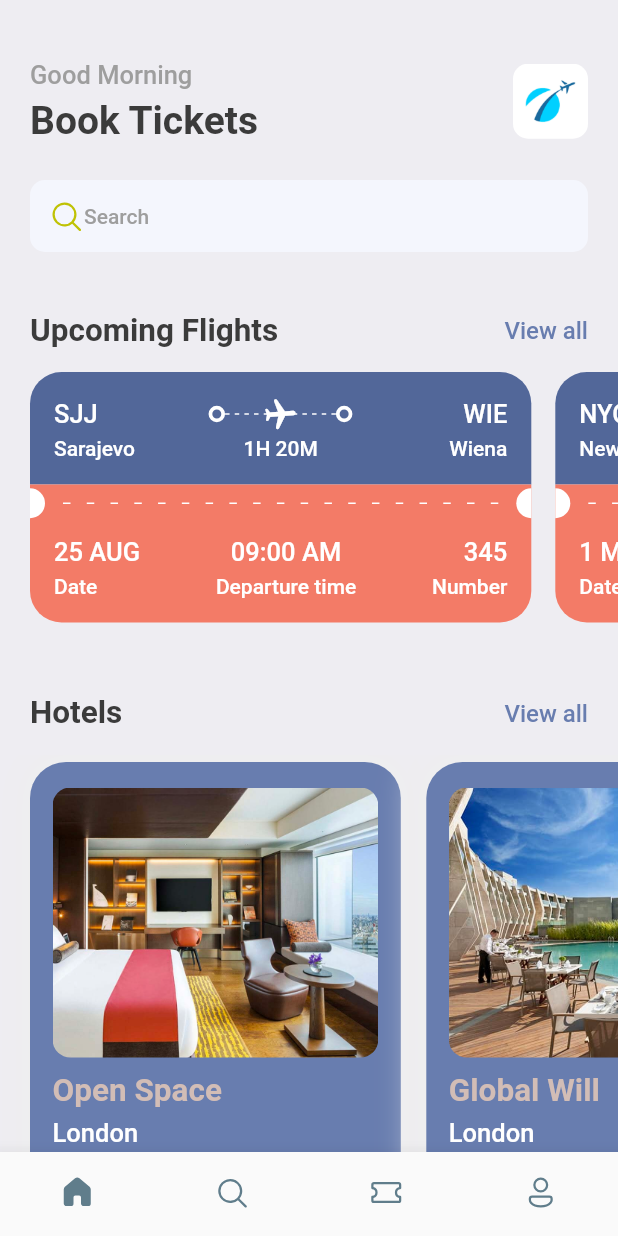
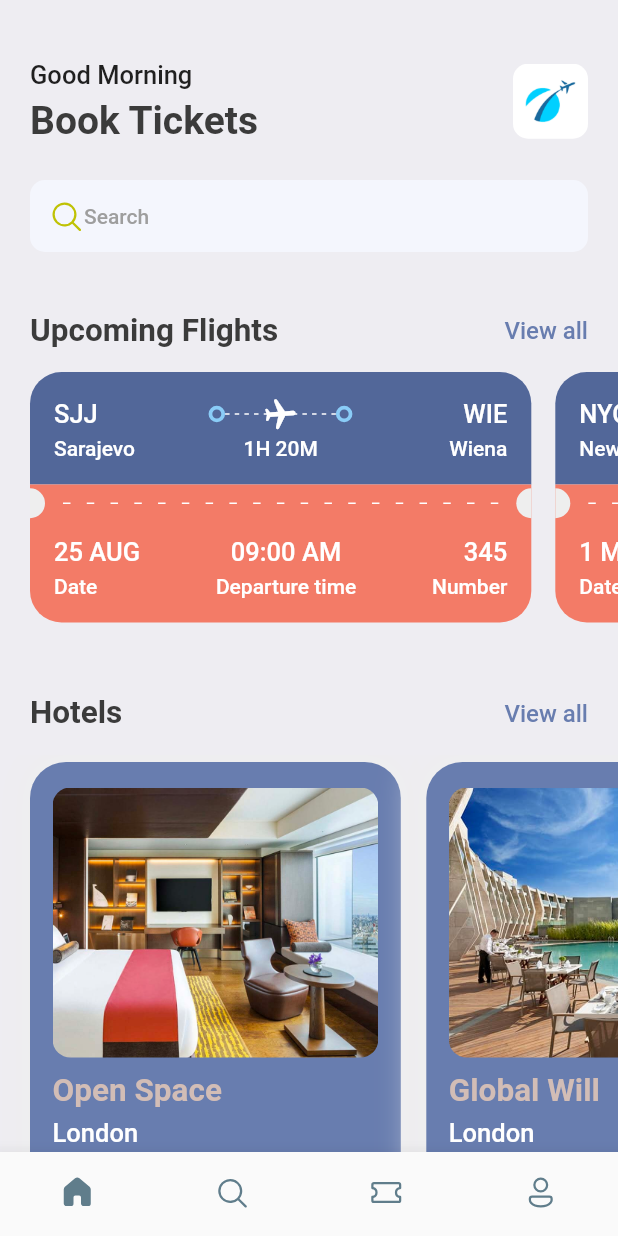
Before and after one commit to nedim-m/ticket-booking, a Flutter app: the screen it shows after launch, on a phone screen of 412 x 824 dp. Run offline on Flutter 3.47's test engine with Material 2 defaults, Android fonts, the phone set to English and light mode, and no system bars; our stand-ins replace fluentui_icons, gap, get.

Commit message:
Update ticket screen

```diff
--- a/ekarte_mobile/lib/screens/ticket_screen.dart
+++ b/ekarte_mobile/lib/screens/ticket_screen.dart
@@ -1,3 +1,5 @@
+import 'package:ekarte_mobile/screens/ticket_view.dart';
+import 'package:ekarte_mobile/utils/app_info_list.dart';
 import 'package:ekarte_mobile/utils/app_layout.dart';
 import 'package:ekarte_mobile/widgets/tickets_tab.dart';
 import 'package:flutter/material.dart';
@@ -23,7 +25,15 @@
               Text("Tickets",
                   style: Styles.headLineStyle1.copyWith(fontSize: 35)),
               Gap(AppLayout.getHeight(20)),
-              const AppTicketTabs(rightText: "Upcoming", leftText: "Previous")
+              const AppTicketTabs(rightText: "Upcoming", leftText: "Previous"),
+              Gap(AppLayout.getHeight(20)),
+              Container(
+                padding: EdgeInsets.only(left: AppLayout.getHeight(15)),
+                child: TicketView(
+                  ticket: ticketList[0],
+                  isColor: true,
+                ),
+              ),
             ],
           ),
         ],
--- a/ekarte_mobile/lib/screens/ticket_view.dart
+++ b/ekarte_mobile/lib/screens/ticket_view.dart
@@ -7,7 +7,8 @@
 
 class TicketView extends StatelessWidget {
   final Map<String, dynamic> ticket;
-  const TicketView({super.key, required this.ticket});
+  final bool? isColor;
+  const TicketView({super.key, required this.ticket, this.isColor});
 
   @override
   Widget build(BuildContext context) {
@@ -22,7 +23,7 @@
           children: [
             Container(
               decoration: BoxDecoration(
-                color: const Color(0xFF526799),
+                color: isColor == null ? const Color(0xFF526799) : Colors.white,
                 borderRadius: BorderRadius.only(
                   topLeft: Radius.circular(AppLayout.getHeight(21)),
                   topRight: Radius.circular(AppLayout.getHeight(21)),
@@ -35,13 +36,17 @@
                     children: [
                       Text(
                         ticket["from"]["code"],
-                        style:
-                            Styles.headLineStyle3.copyWith(color: Colors.white),
+                        style: isColor == null
+                            ? Styles.headLineStyle3
+                                .copyWith(color: Colors.white)
+                            : Styles.headLineStyle3,
                       ),
                       Expanded(
                         child: Container(),
                       ),
-                      const ThickContainer(),
+                      const ThickContainer(
+                        isColor: true,
+                      ),
                       Expanded(
                         child: Stack(children: [
                           SizedBox(
@@ -57,35 +62,45 @@
                                   children: List.generate(
                                       (constraints.constrainWidth() / 6)
                                           .floor(),
-                                        (index) => const SizedBox(
+                                      (index) => SizedBox(
                                             width: 3,
                                             height: 1,
                                             child: DecoratedBox(
                                                 decoration: BoxDecoration(
-                                                      color: Colors.white)),
+                                                    color: isColor == null
+                                                        ? Colors.white
+                                                        : Colors
+                                                            .grey.shade300)),
                                           )),
                                 );
                               },
-                              )),
+                            ),
+                          ),
                           Center(
                             child: Transform.rotate(
                               angle: 1.5,
-                              child: const Icon(
+                              child: Icon(
                                 Icons.local_airport_rounded,
-                                color: Colors.white,
+                                color: isColor == null
+                                    ? Colors.white
+                                    : const Color(0xFF8ACCF7),
                               ),
                             ),
                           ),
                         ]),
                       ),
-                      const ThickContainer(),
+                      const ThickContainer(
+                        isColor: true,
+                      ),
                       Expanded(
                         child: Container(),
                       ),
                       Text(
                         ticket["to"]["code"],
-                        style:
-                            Styles.headLineStyle3.copyWith(color: Colors.white),
+                        style: isColor == null
+                            ? Styles.headLineStyle3
+                                .copyWith(color: Colors.white)
+                            : Styles.headLineStyle3,
                       )
                     ],
                   ),
@@ -97,22 +112,28 @@
                         width: AppLayout.getWidth(100),
                         child: Text(
                           ticket["from"]["name"],
-                          style: Styles.headLineStyle4
-                              .copyWith(color: Colors.white),
+                          style: isColor == null
+                              ? Styles.headLineStyle4
+                                  .copyWith(color: Colors.white)
+                              : Styles.headLineStyle4,
                         ),
                       ),
                       Text(
                         ticket["flying_time"],
-                        style:
-                            Styles.headLineStyle4.copyWith(color: Colors.white),
+                        style: isColor == null
+                            ? Styles.headLineStyle4
+                                .copyWith(color: Colors.white)
+                            : Styles.headLineStyle4,
                       ),
                       SizedBox(
                         width: AppLayout.getWidth(100),
                         child: Text(
                           ticket["to"]["name"],
                           textAlign: TextAlign.end,
-                          style: Styles.headLineStyle4
-                              .copyWith(color: Colors.white),
+                          style: isColor == null
+                              ? Styles.headLineStyle4
+                                  .copyWith(color: Colors.white)
+                              : Styles.headLineStyle4,
                         ),
                       ),
                     ],
@@ -121,7 +142,7 @@
               ),
             ),
             Container(
-              color: Styles.orangeColor,
+              color: isColor == null ? Styles.orangeColor : Colors.white,
               child: Row(
                 children: [
                   SizedBox(
@@ -129,7 +150,9 @@
                     width: AppLayout.getWidth(10),
                     child: DecoratedBox(
                       decoration: BoxDecoration(
-                        color: Colors.white,
+                        color: isColor == null
+                            ? Colors.grey.shade200
+                            : Colors.white,
                         borderRadius: BorderRadius.only(
                           topRight: Radius.circular(AppLayout.getHeight(10)),
                           bottomRight: Radius.circular(AppLayout.getHeight(10)),
@@ -152,9 +175,11 @@
                               (index) => SizedBox(
                                 width: AppLayout.getHeight(5),
                                 height: AppLayout.getHeight(1),
-                                child: const DecoratedBox(
-                                  decoration:
-                                      BoxDecoration(color: Colors.white),
+                                child: DecoratedBox(
+                                  decoration: BoxDecoration(
+                                      color: isColor == null
+                                          ? Colors.white
+                                          : Colors.grey.shade300),
                                 ),
                               ),
                             ),
@@ -168,7 +193,9 @@
                     width: AppLayout.getWidth(10),
                     child: DecoratedBox(
                       decoration: BoxDecoration(
-                        color: Colors.white,
+                        color: isColor == null
+                            ? Colors.grey.shade200
+                            : Colors.white,
                         borderRadius: BorderRadius.only(
                           topLeft: Radius.circular(AppLayout.getWidth(10)),
                           bottomLeft: Radius.circular(AppLayout.getWidth(10)),
@@ -181,7 +208,7 @@
             ),
             Container(
               decoration: BoxDecoration(
-                color: Styles.orangeColor,
+                color: isColor == null ? Styles.orangeColor : Colors.white,
                 borderRadius: BorderRadius.only(
                   bottomLeft: Radius.circular(AppLayout.getWidth(21)),
                   bottomRight: Radius.circular(AppLayout.getWidth(21)),
@@ -199,14 +226,18 @@
                         children: [
                           Text(
                             ticket["date"],
-                            style: Styles.headLineStyle3
-                                .copyWith(color: Colors.white),
+                            style: isColor == null
+                                ? Styles.headLineStyle3
+                                    .copyWith(color: Colors.white)
+                                : Styles.headLineStyle3,
                           ),
                           const Gap(5),
                           Text(
                             "Date",
-                            style: Styles.headLineStyle4
-                                .copyWith(color: Colors.white),
+                            style: isColor == null
+                                ? Styles.headLineStyle4
+                                    .copyWith(color: Colors.white)
+                                : Styles.headLineStyle4,
                           ),
                         ],
                       ),
@@ -215,14 +246,18 @@
                         children: [
                           Text(
                             ticket["departure_time"],
-                            style: Styles.headLineStyle3
-                                .copyWith(color: Colors.white),
+                            style: isColor == null
+                                ? Styles.headLineStyle3
+                                    .copyWith(color: Colors.white)
+                                : Styles.headLineStyle3,
                           ),
                           const Gap(5),
                           Text(
                             "Departure time",
-                            style: Styles.headLineStyle4
-                                .copyWith(color: Colors.white),
+                            style: isColor == null
+                                ? Styles.headLineStyle4
+                                    .copyWith(color: Colors.white)
+                                : Styles.headLineStyle4,
                           ),
                         ],
                       ),
@@ -231,14 +266,18 @@
                         children: [
                           Text(
                             ticket["number"].toString(),
-                            style: Styles.headLineStyle3
-                                .copyWith(color: Colors.white),
+                            style: isColor == null
+                                ? Styles.headLineStyle3
+                                    .copyWith(color: Colors.white)
+                                : Styles.headLineStyle3,
                           ),
                           const Gap(5),
                           Text(
                             "Number",
-                            style: Styles.headLineStyle4
-                                .copyWith(color: Colors.white),
+                            style: isColor == null
+                                ? Styles.headLineStyle4
+                                    .copyWith(color: Colors.white)
+                                : Styles.headLineStyle4,
                           ),
                         ],
                       ),
--- a/ekarte_mobile/lib/utils/app_styles.dart
+++ b/ekarte_mobile/lib/utils/app_styles.dart
@@ -14,8 +14,8 @@
       TextStyle(fontSize: 26, color: textColor, fontWeight: FontWeight.bold);
   static TextStyle headLineStyle2 =
       TextStyle(fontSize: 21, color: textColor, fontWeight: FontWeight.bold);
-  static TextStyle headLineStyle3 = TextStyle(
-      fontSize: 17, color: Colors.grey.shade500, fontWeight: FontWeight.w500);
+  static TextStyle headLineStyle3 =
+      const TextStyle(fontSize: 17, fontWeight: FontWeight.w500);
   static TextStyle headLineStyle4 = TextStyle(
       fontSize: 14, color: Colors.grey.shade500, fontWeight: FontWeight.w500);
 }
--- a/ekarte_mobile/lib/widgets/thick_container.dart
+++ b/ekarte_mobile/lib/widgets/thick_container.dart
@@ -1,7 +1,8 @@
 import 'package:flutter/material.dart';
 
 class ThickContainer extends StatelessWidget {
-  const ThickContainer({super.key});
+  final bool? isColor;
+  const ThickContainer({super.key, this.isColor});
 
   @override
   Widget build(BuildContext context) {
@@ -9,7 +10,7 @@
       padding: const EdgeInsets.all(3.0),
       decoration: BoxDecoration(
           borderRadius: BorderRadius.circular(20),
-          border: Border.all(width: 2.5, color: Colors.white)),
+          border: Border.all(width: 2.5, color: isColor==null? Colors.white:const Color(0xFF8ACCF7))),
     );
   }
 }
```
Lines whose indentation alone changed are shown as unchanged.
